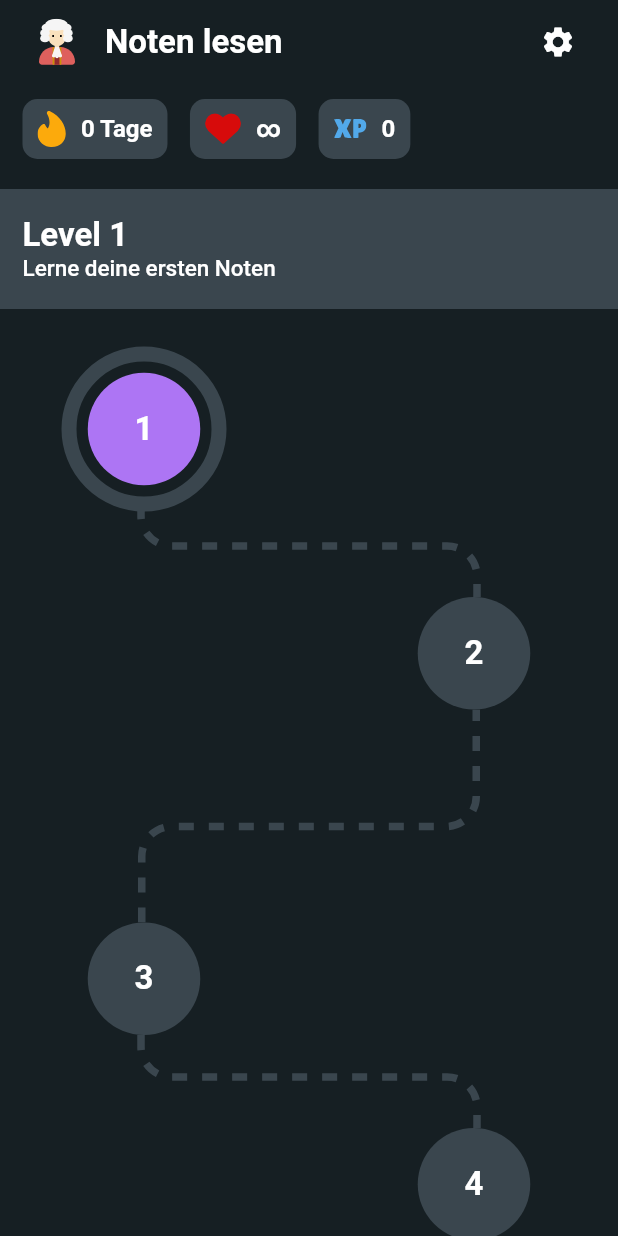
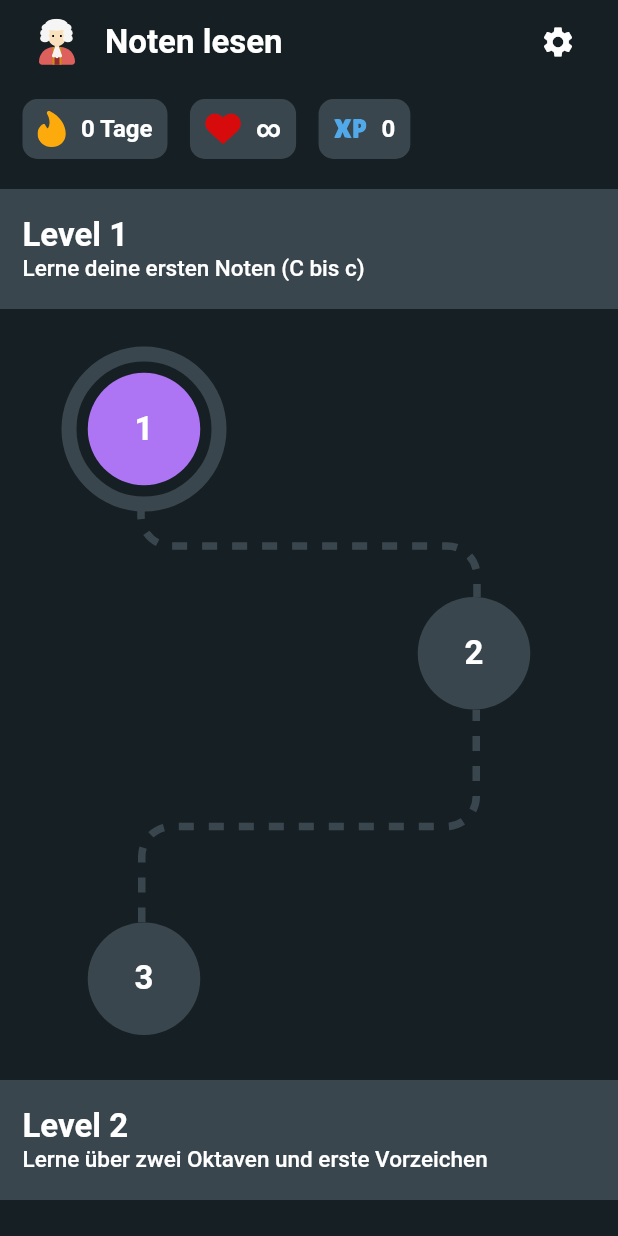
Before and after one commit to mlschuenemann/mozzie, a Flutter app: the screen it shows after launch, on a phone screen of 412 x 824 dp. Run offline on Flutter 3.47's test engine with Material 2 defaults, Android fonts, the light colour scheme and no system bars; our stand-ins replace audioplayers, confetti, flutter_svg, shared_preferences; Roboto replaces fonts that are missing (Sofia Sans).

Commit message:
Level changes

```diff
--- a/lib/main.dart
+++ b/lib/main.dart
@@ -119,19 +119,7 @@ class _MyHomePageState extends State<MyHomePage> {
 
     final streakProvider = Provider.of<StreakProvider>(context);
 
-
     int statusBarValue = lectureNumber;
-
-
-   /* IconButton(
-      icon: Icon(
-        Icons.settings,
-        color: Colors.white,
-      ),
-      onPressed: () {
-        Navigator.pushNamed(context, "settings");
-      },
-    ),*/
 
     return Scaffold(
       backgroundColor: BACKGROUND,
@@ -203,7 +191,7 @@ class _MyHomePageState extends State<MyHomePage> {
 
                 LevelCard(
                   levelText: "Level 1",
-                  subText: "Lerne deine ersten Noten",
+                  subText: "Lerne deine ersten Noten (C bis c)",
                 ),
                 SizedBox(height: 20,),
                 ProgressPoint(
@@ -236,24 +224,26 @@ class _MyHomePageState extends State<MyHomePage> {
                   marginRight: 220,
                   statusBarValue: statusBarValue,
                 ),
-                SvgPicture.asset(
-                  "assets/graphics/vector_1.svg",
-                  colorFilter: progressPointNumber <= 3
-                      ? ColorFilter.mode(SECONDARY, BlendMode.srcIn)
-                      : null,
+                SizedBox(height: 20,),
+                LevelCard(
+                  levelText: "Level 2",
+                  subText: "Lerne über zwei Oktaven und erste Vorzeichen",
                 ),
+                SizedBox(height: 20,),
+
                 ProgressPoint(
                   number: 4,
                   marginLeft: 220,
                   marginRight: 0,
                   statusBarValue: statusBarValue,
                 ),
-                SizedBox(height: 20,),
-                LevelCard(
-                  levelText: "Level 2",
-                  subText: "Lerne Vorzeichen und noch mehr Noten",
+                SvgPicture.asset(
+                  "assets/graphics/vector_2.svg",
+                  colorFilter: progressPointNumber <= 3
+                      ? ColorFilter.mode(SECONDARY, BlendMode.srcIn)
+                      : null,
                 ),
-                SizedBox(height: 20,),
+
                 ProgressPoint(
                   number: 5,
                   marginLeft: 0,
@@ -299,7 +289,7 @@ class _MyHomePageState extends State<MyHomePage> {
                 SizedBox(height: 20,),
                 LevelCard(
                   levelText: "Level 3",
-                  subText: "Lerne den Violinschlüssel",
+                  subText: "Lerne alle Vorzeichen",
                 ),
                 SizedBox(height: 20,),
                 ProgressPoint(
@@ -344,6 +334,54 @@ class _MyHomePageState extends State<MyHomePage> {
                   marginRight: 0,
                   statusBarValue: statusBarValue,
                 ),
+                SizedBox(height: 20,),
+                LevelCard(
+                  levelText: "Level 4",
+                  subText: "Trainiere bist du Profi bist",
+                ),
+                SizedBox(height: 20,),
+                ProgressPoint(
+                  number: 13,
+                  marginLeft: 0,
+                  marginRight: 220,
+                  statusBarValue: statusBarValue,
+                ),
+                SvgPicture.asset(
+                  "assets/graphics/vector_1.svg",
+                  colorFilter: progressPointNumber <= 13
+                      ? ColorFilter.mode(SECONDARY, BlendMode.srcIn)
+                      : null,
+                ),
+                ProgressPoint(
+                  number: 14,
+                  marginLeft: 220,
+                  marginRight: 0,
+                  statusBarValue: statusBarValue,
+                ),
+                SvgPicture.asset(
+                  "assets/graphics/vector_2.svg",
+                  colorFilter: progressPointNumber <= 14
+                      ? ColorFilter.mode(SECONDARY, BlendMode.srcIn)
+                      : null,
+                ),
+                ProgressPoint(
+                  number: 15,
+                  marginLeft: 0,
+                  marginRight: 220,
+                  statusBarValue: statusBarValue,
+                ),
+                SvgPicture.asset(
+                  "assets/graphics/vector_1.svg",
+                  colorFilter: progressPointNumber <= 15
+                      ? ColorFilter.mode(SECONDARY, BlendMode.srcIn)
+                      : null,
+                ),
+                ProgressPoint(
+                  number: 16,
+                  marginLeft: 220,
+                  marginRight: 0,
+                  statusBarValue: statusBarValue,
+                ),
               ],
             ),
           ),
```
Also changed, not shown: lib/data.dart (+48 -42 lines).
